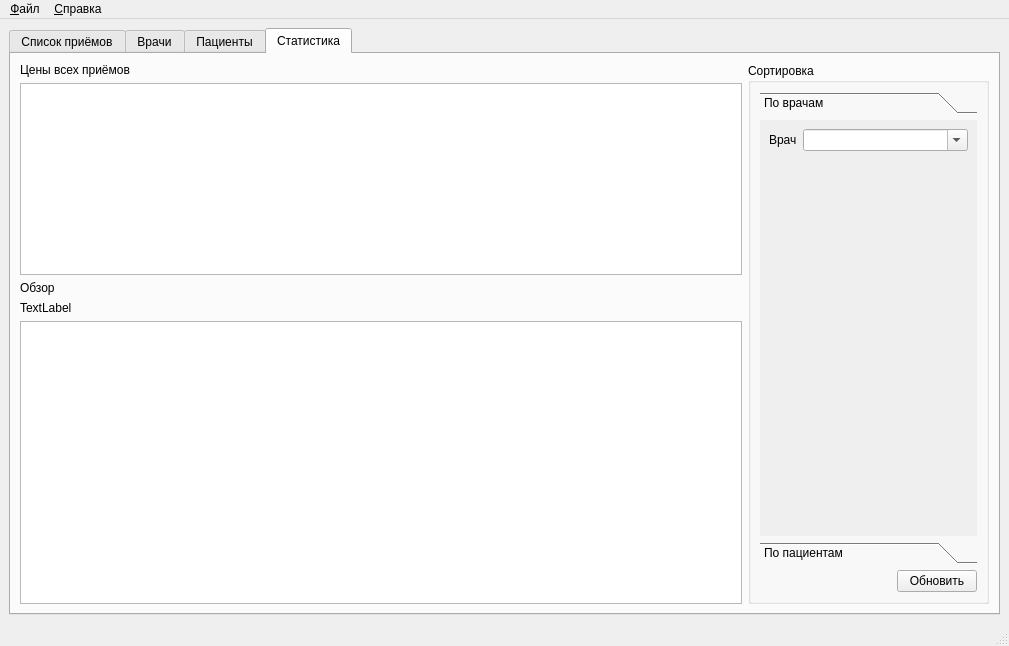
Before: the Qt Designer form src/mainwindow.ui in MM-Collaboration/Hospital-Finance-Tracing, drawn with Qt 5.
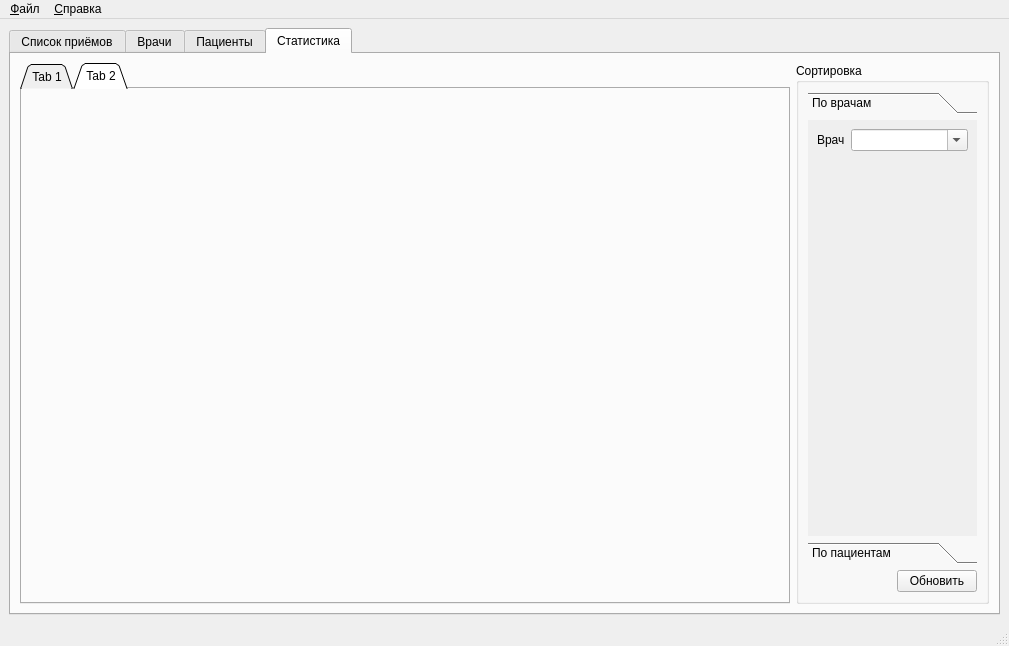
After: the same form once the commit is applied. The open tabs and pages were chosen to show the change.

What changed in the file:
```diff
--- a/src/mainwindow.ui
+++ b/src/mainwindow.ui
@@ -545,9 +545,26 @@
        <attribute name="title">
         <string>Статистика</string>
        </attribute>
-       <layout class="QHBoxLayout" name="horizontalLayout_3" stretch="3,1">
+       <layout class="QHBoxLayout" name="horizontalLayout_3" stretch="4,1">
         <item>
-         <layout class="QVBoxLayout" name="verticalLayout_5" stretch="0,0,0,0,1">
+         <widget class="QTabWidget" name="tabWidget_2">
+          <property name="tabShape">
+           <enum>QTabWidget::Triangular</enum>
+          </property>
+          <property name="currentIndex">
+           <number>1</number>
+          </property>
+          <property name="movable">
+           <bool>true</bool>
+          </property>
+          <property name="tabBarAutoHide">
+           <bool>false</bool>
+          </property>
+          <widget class="QWidget" name="tab">
+           <attribute name="title">
+            <string>Tab 1</string>
+           </attribute>
+           <layout class="QVBoxLayout" name="verticalLayout_4">
           <item>
            <widget class="QLabel" name="label">
             <property name="text">
@@ -565,17 +582,27 @@
             </property>
            </widget>
           </item>
-          <item>
-           <widget class="QLabel" name="label_9">
-            <property name="text">
-             <string>TextLabel</string>
-            </property>
-           </widget>
-          </item>
           <item>
            <widget class="QTableView" name="tableView_statReview"/>
           </item>
          </layout>
+          </widget>
+          <widget class="QWidget" name="tab_2">
+           <attribute name="title">
+            <string>Tab 2</string>
+           </attribute>
+           <widget class="QWidget" name="widget" native="true">
+            <property name="geometry">
+             <rect>
+              <x>80</x>
+              <y>350</y>
+              <width>120</width>
+              <height>80</height>
+             </rect>
+            </property>
+           </widget>
+          </widget>
+         </widget>
         </item>
         <item>
          <widget class="QGroupBox" name="groupBox">
@@ -593,7 +620,7 @@
                <rect>
                 <x>0</x>
                 <y>0</y>
-                <width>217</width>
+                <width>169</width>
                 <height>394</height>
                </rect>
               </property>
```
Left out of the diff: 57 changed lines with no effect on the pictures. Lines whose indentation alone changed are shown as unchanged.
